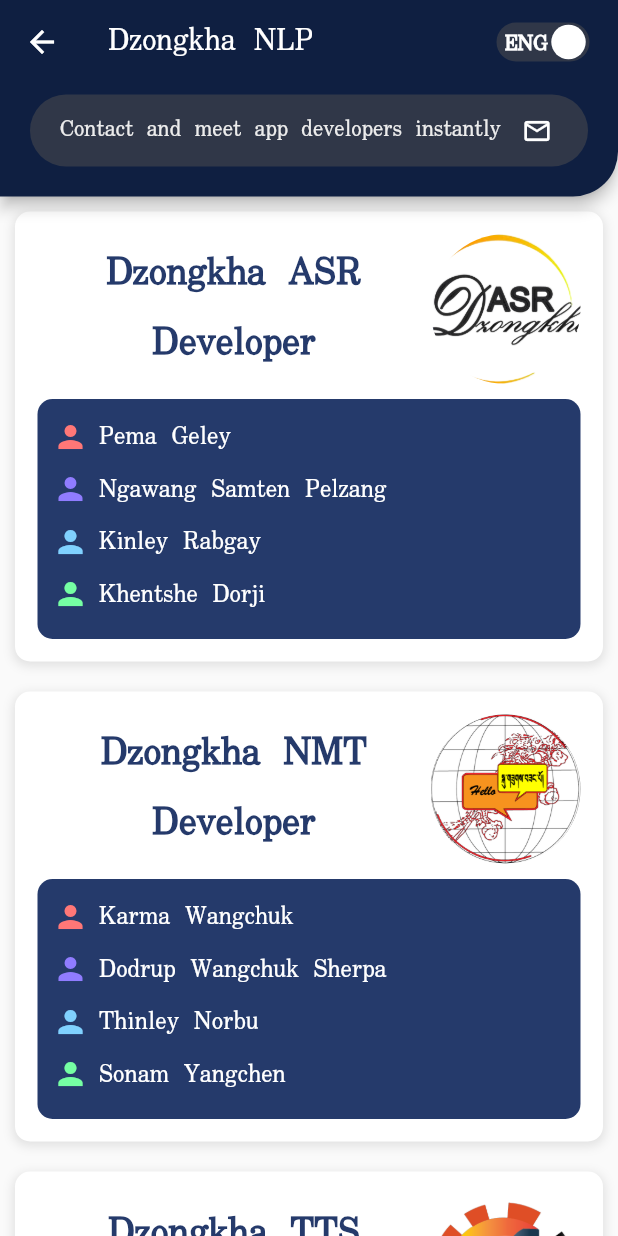
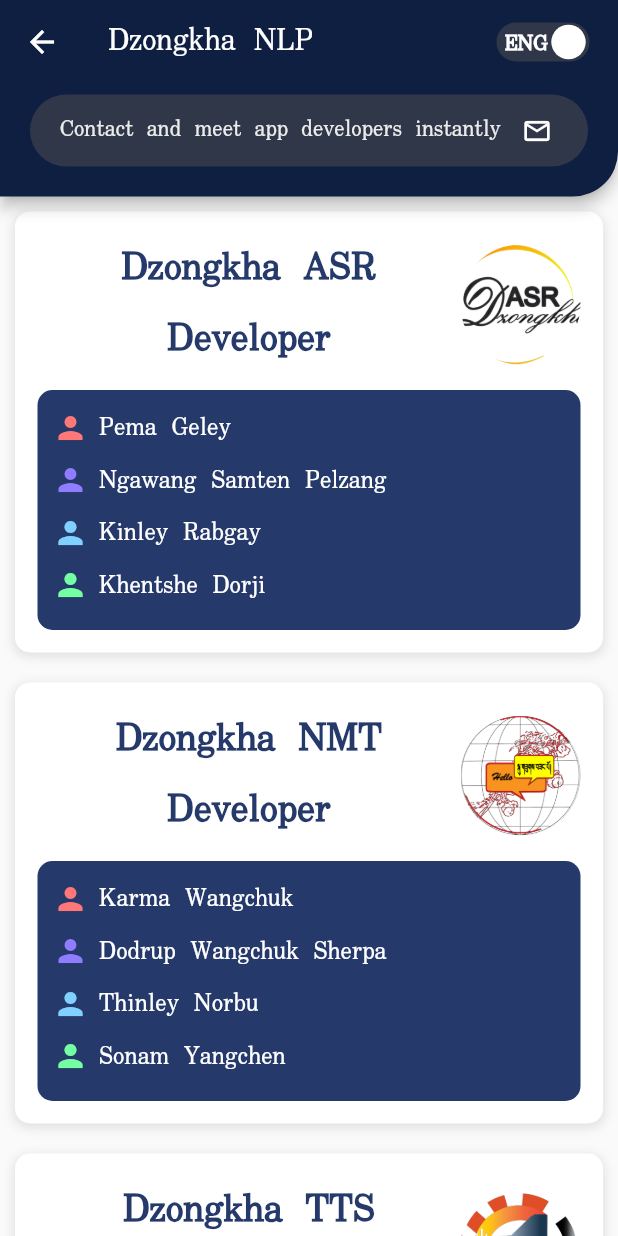
Before and after one commit to kinleyrabgay/nlp-v0, a Flutter app: the Developer screen opened directly, on a phone screen of 412 x 824 dp. Run offline on Flutter 3.47's test engine with Material 2 defaults, Android fonts, the phone set to English and light mode, and no system bars; drawn by our look-alikes of flutter_switch; our stand-ins replace audioplayers, file_picker, flutter_spinkit, flutter_svg, share_plus, shared_preferences; missing offline and left inert: record; accounts and stored records are empty.

Commit message:
[NLP RUSH] IMAGE UPDATE

```diff
--- a/lib/pages/about/about_developer_card.dart
+++ b/lib/pages/about/about_developer_card.dart
@@ -132,7 +132,7 @@ class ProfileCard extends StatelessWidget {
                     ),
                   ),
                   CircleAvatar(
-                    radius: 50,
+                    radius: 40,
                     backgroundImage: AssetImage(projectlogo),
                     backgroundColor: Colors.transparent,
                   ),
```
